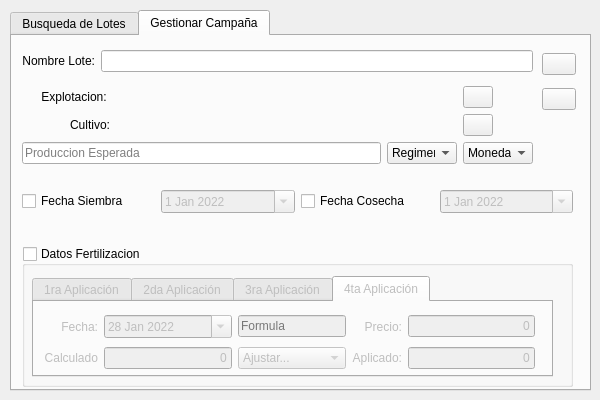
franciscocontreras93/agrae, file ui/dialogs/loteparcela_dialog.ui: the form before one commit.
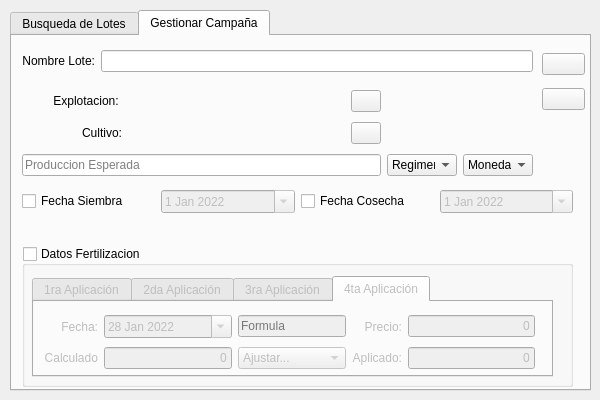
The form after the commit. The open tabs and pages were chosen to show the change.

Diff of the .ui file:
```diff
--- a/ui/dialogs/loteparcela_dialog.ui
+++ b/ui/dialogs/loteparcela_dialog.ui
@@ -294,7 +294,7 @@
       <rect>
        <x>530</x>
        <y>10</y>
-       <width>34</width>
+       <width>43</width>
        <height>71</height>
       </rect>
      </property>
@@ -1254,7 +1254,7 @@
        <x>10</x>
        <y>50</y>
        <width>511</width>
-       <height>81</height>
+       <height>95</height>
       </rect>
      </property>
      <layout class="QGridLayout" name="gridLayout_5">
@@ -1290,38 +1290,6 @@
         </property>
        </widget>
       </item>
-      <item row="0" column="5">
-       <widget class="QPushButton" name="btn_expDialog">
-        <property name="maximumSize">
-         <size>
-          <width>30</width>
-          <height>16777215</height>
-         </size>
-        </property>
-        <property name="toolTip">
-         <string>Buscar Explotacion</string>
-        </property>
-        <property name="text">
-         <string/>
-        </property>
-       </widget>
-      </item>
-      <item row="1" column="5">
-       <widget class="QPushButton" name="btn_cultivoDialog">
-        <property name="maximumSize">
-         <size>
-          <width>30</width>
-          <height>16777215</height>
-         </size>
-        </property>
-        <property name="toolTip">
-         <string>Buscar Cultivo</string>
-        </property>
-        <property name="text">
-         <string/>
-        </property>
-       </widget>
-      </item>
       <item row="2" column="5">
        <widget class="QComboBox" name="cmb_moneda">
         <property name="maximumSize">
@@ -1396,7 +1364,7 @@
         </property>
        </widget>
       </item>
-      <item row="0" column="1" colspan="4">
+      <item row="0" column="1" colspan="2">
        <widget class="QLabel" name="label_2">
         <property name="font">
          <font>
@@ -1413,7 +1381,23 @@
         </property>
        </widget>
       </item>
-      <item row="1" column="1" colspan="4">
+      <item row="0" column="3">
+       <widget class="QPushButton" name="btn_expDialog">
+        <property name="maximumSize">
+         <size>
+          <width>30</width>
+          <height>16777215</height>
+         </size>
+        </property>
+        <property name="toolTip">
+         <string>Buscar Explotacion</string>
+        </property>
+        <property name="text">
+         <string/>
+        </property>
+       </widget>
+      </item>
+      <item row="1" column="1" colspan="2">
        <widget class="QLabel" name="label_3">
         <property name="font">
          <font>
@@ -1430,6 +1414,22 @@
         </property>
        </widget>
       </item>
+      <item row="1" column="3">
+       <widget class="QPushButton" name="btn_cultivoDialog">
+        <property name="maximumSize">
+         <size>
+          <width>30</width>
+          <height>16777215</height>
+         </size>
+        </property>
+        <property name="toolTip">
+         <string>Buscar Cultivo</string>
+        </property>
+        <property name="text">
+         <string/>
+        </property>
+       </widget>
+      </item>
      </layout>
     </widget>
    </widget>
```
Left out of the diff: 4 changed lines with no effect on the pictures.
